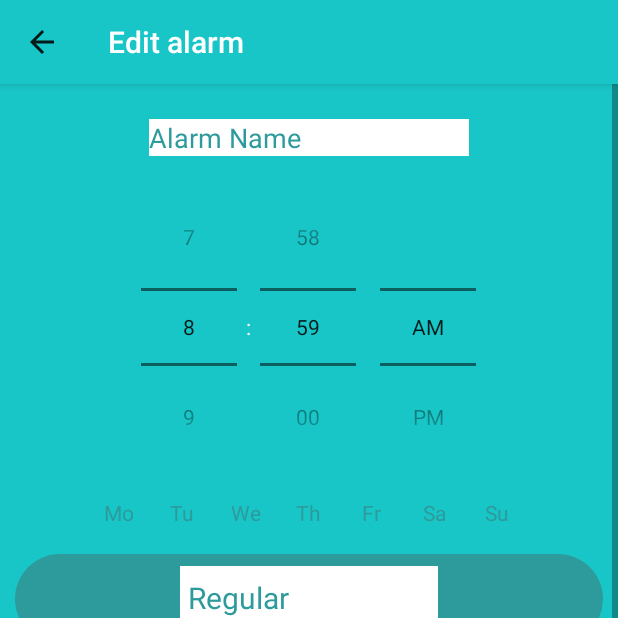
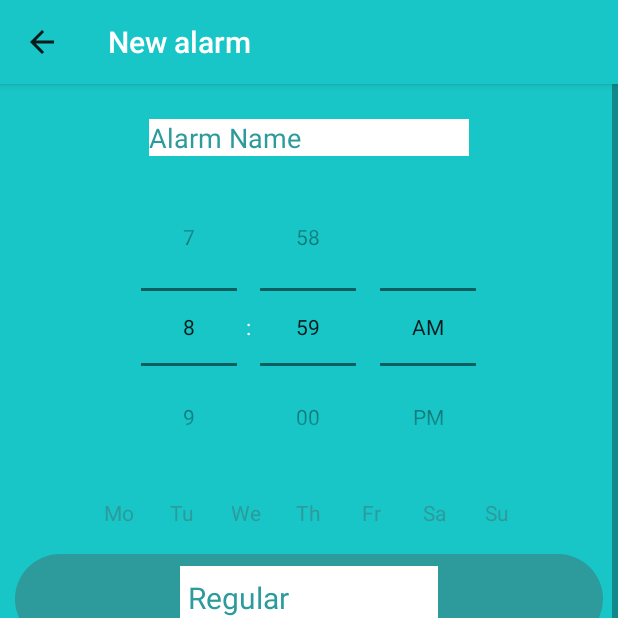
Before and after one commit to zex97/sleepphase, an Android app: the EditAlarmActivity screen opened directly, with no data from a screen before it, on a phone screen of 412 x 824 dp, the top half of it. Run offline under Robolectric (Android 15) with nearby library versions, the phone set to English and light mode, and no system bars.

Commit message:
create/edit alarm title

```diff
--- a/app/src/main/java/com/mse/group1/sleepphase/EditAlarmActivity.java
+++ b/app/src/main/java/com/mse/group1/sleepphase/EditAlarmActivity.java
@@ -38,12 +38,16 @@ public class EditAlarmActivity extends AppCompatActivity implements DatePickerDi
 
         ActionBar actionBar = getSupportActionBar();
         actionBar.setDisplayHomeAsUpEnabled(true);
-        actionBar.setTitle(Html.fromHtml("<font color=\"#ffffff\">" + "Edit alarm" + "</font>", Html.FROM_HTML_MODE_LEGACY));
+        actionBar.setTitle(Html.fromHtml("<font color=\"#ffffff\">" + "New alarm" + "</font>", Html.FROM_HTML_MODE_LEGACY));
 
         Intent intent = getIntent();
         int alarmId = -2;
         if (intent != null) {
             alarmId = intent.getIntExtra(ALARM_ID_KEY, -1);
+
+            if (alarmId != -1) {
+                actionBar.setTitle(Html.fromHtml("<font color=\"#ffffff\">" + "Edit alarm" + "</font>", Html.FROM_HTML_MODE_LEGACY));
+            }
 
             // TODO in exercise 3, get alarm from database
             alarm = new AlarmModel();
--- a/app/src/main/res/layout/fragment_new_alarm.xml
+++ b/app/src/main/res/layout/fragment_new_alarm.xml
@@ -5,6 +5,7 @@
     android:layout_height="match_parent">
 
     <ScrollView
+        android:id="@+id/scrollableLayout"
         android:layout_width="match_parent"
         android:layout_height="match_parent"
         android:background="@color/colorPrimary"
@@ -29,7 +30,7 @@
                 android:text="Let's get started!!\n If you know what you are doing, just press the button 'Create New Alarm'. Otherwise you may want to read about our different alarm types below." />
 
             <Button
-                android:id="@+id/button"
+                android:id="@+id/createNew"
                 android:layout_width="match_parent"
                 android:layout_height="wrap_content"
                 android:paddingTop="50px"
```
Also changed, not shown: app/src/main/java/com/mse/group1/sleepphase/fragments/NewAlarmFragment.java (+23 -1 lines).
